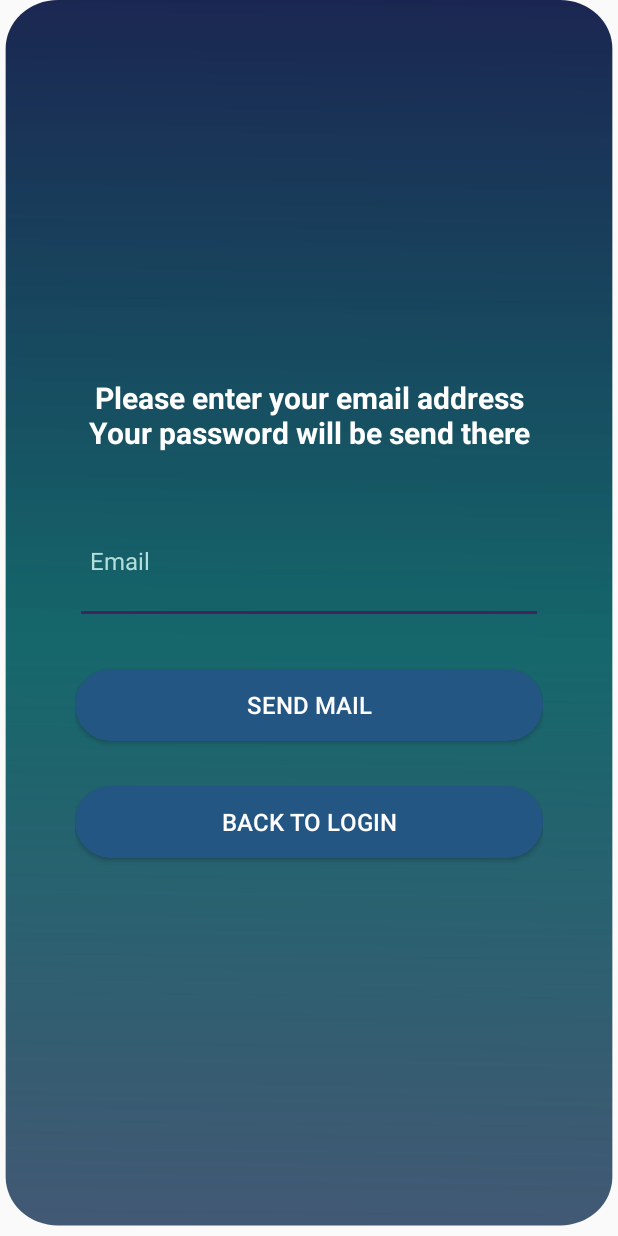
After one commit to symasarc/PawGuards, an Android app: the fragment ForgotPassFragment shown on its own in the app's theme, on a phone screen of 412 x 824 dp. The commit adds this screen. Run offline under Robolectric (Android 15) with nearby library versions, the phone set to English and light mode, and no system bars; our stand-ins replace Firebase (no records; nobody signed in at launch, a user with empty details on screens opened directly); 2 statements that could not run were skipped.

Commit message:
Forgot password activity eklendi.

```diff
--- a/app/src/main/java/com/example/pawguards/fragments/CreateAccountFragment.java
+++ b/app/src/main/java/com/example/pawguards/fragments/CreateAccountFragment.java
@@ -112,7 +112,7 @@ public class CreateAccountFragment extends Fragment {
                 String surname = surnameSignUp.getText().toString();
                 String email = emailSignUp.getText().toString();
                 String password = passwordSignUp.getText().toString();
-                String confirmPassword = passwordSignUp.getText().toString();
+                String confirmPassword = passConfSignUp.getText().toString();
 
                 if (name.isEmpty() || name.equals(" ")) {
                     nameSignUp.setError("Please input valid name");
--- /dev/null
+++ b/app/src/main/java/com/example/pawguards/fragments/ForgotPassFragment.java
@@ -0,0 +1,106 @@
+package com.example.pawguards.fragments;
+
+import android.os.Bundle;
+
+import androidx.annotation.NonNull;
+import androidx.annotation.Nullable;
+import androidx.fragment.app.Fragment;
+import androidx.fragment.app.FragmentTransaction;
+
+import android.view.LayoutInflater;
+import android.view.View;
+import android.view.ViewGroup;
+import android.widget.Button;
+import android.widget.EditText;
+import android.widget.Toast;
+
+import com.example.pawguards.R;
+import com.google.android.gms.tasks.OnCompleteListener;
+import com.google.android.gms.tasks.Task;
+import com.google.firebase.auth.FirebaseAuth;
+
+
+public class ForgotPassFragment extends Fragment {
+
+    private EditText forgottenmailText;
+    private Button sendEmailForgotBTN;
+    private Button backToLoginBtn;
+    private FirebaseAuth auth;
+
+
+
+    public ForgotPassFragment() {
+        // Required empty public constructor
+    }
+
+    @Override
+    public void onCreate(Bundle savedInstanceState) {
+        super.onCreate(savedInstanceState);
+    }
+
+    @Override
+    public View onCreateView(LayoutInflater inflater, ViewGroup container,
+                             Bundle savedInstanceState) {
+        // Inflate the layout for this fragment
+        return inflater.inflate(R.layout.fragment_forgot_pass, container, false);
+    }
+
+    @Override
+    public void onViewCreated(@NonNull View view, @Nullable Bundle savedInstanceState) {
+        super.onViewCreated(view, savedInstanceState);
+
+        init(view);
+
+        clickListener();
+
+        auth = FirebaseAuth.getInstance();
+        forgottenmailText.setText(getArguments().getString("email"));
+    }
+
+    private void init(View view) {
+
+        forgottenmailText = view.findViewById(R.id.forgottenmailText);
+        sendEmailForgotBTN = view.findViewById(R.id.sendMailBtn);
+        backToLoginBtn = view.findViewById(R.id.backToLoginBtn);
+
+    }
+
+    private void clickListener() {
+
+        backToLoginBtn.setOnClickListener(new View.OnClickListener() {
+            @Override
+            public void onClick(View v) {
+                Fragment fragment = new LoginFragment();
+                FragmentTransaction fragmentTransaction = getActivity().getSupportFragmentManager().beginTransaction();
+                fragmentTransaction.setCustomAnimations(android.R.anim.fade_in, android.R.anim.fade_out);
+                fragmentTransaction.replace(R.id.container, fragment);
+                fragmentTransaction.commit();
+            }
+        });
+
+
+        sendEmailForgotBTN.setOnClickListener(new View.OnClickListener() {
+            @Override
+            public void onClick(View v) {
+                String email = forgottenmailText.getText().toString();
+                if (email.isEmpty()) {
+                    forgottenmailText.setError("Please enter your email");
+                    forgottenmailText.requestFocus();
+                } else {
+                    auth.sendPasswordResetEmail(email).addOnCompleteListener(new OnCompleteListener<Void>() {
+                        @Override
+                        public void onComplete(@NonNull Task<Void> task) {
+                            Toast.makeText(getActivity().getApplicationContext(), "Email sent", Toast.LENGTH_SHORT).show();
+                            Fragment fragment = new LoginFragment();
+                            FragmentTransaction fragmentTransaction = getActivity().getSupportFragmentManager().beginTransaction();
+                            fragmentTransaction.setCustomAnimations(android.R.anim.fade_in, android.R.anim.fade_out);
+                            fragmentTransaction.replace(R.id.container, fragment);
+                            fragmentTransaction.commit();
+                        }
+                    });
+                }
+            }
+        });
+    }
+
+}
--- /dev/null
+++ b/app/src/main/res/layout/fragment_forgot_pass.xml
@@ -0,0 +1,55 @@
+<?xml version="1.0" encoding="utf-8"?>
+<LinearLayout xmlns:android="http://schemas.android.com/apk/res/android"
+    xmlns:tools="http://schemas.android.com/tools"
+    android:layout_width="match_parent"
+    android:layout_height="match_parent"
+    tools:context=".fragments.ForgotPassFragment"
+    android:background="@drawable/login_background0"
+    android:paddingRight="50dp"
+    android:paddingLeft="50dp"
+    android:orientation="vertical"
+    android:gravity="center">
+
+    <!-- TODO: Email taking screen for forgotten passwords -->
+
+    <TextView
+        android:layout_width="match_parent"
+        android:layout_height="wrap_content"
+        android:layout_marginBottom="30dp"
+        android:text="@string/hello_blank_fragment"
+        android:textAlignment="center"
+        android:textColor="@color/colorPrimary"
+        android:textSize="20sp"
+        android:textStyle="bold" />
+
+    <EditText
+        android:id="@+id/forgottenmailText"
+        android:layout_width="match_parent"
+        android:layout_height="84dp"
+        android:hint="@string/email"
+        android:inputType="textEmailAddress"
+        android:padding="10dp"
+        android:textColorHint="#B2DFDB"
+        android:textSize="16sp" />
+
+    <Button
+        android:id="@+id/sendMailBtn"
+        android:layout_width="match_parent"
+        android:layout_height="wrap_content"
+        android:layout_marginTop="30dp"
+        android:background="@drawable/login_btn"
+        android:text="@string/send_mail"
+        android:textColor="@color/colorPrimary"
+        android:textSize="16sp" />
+
+    <Button
+        android:id="@+id/backToLoginBtn"
+        android:layout_width="match_parent"
+        android:layout_height="wrap_content"
+        android:layout_marginTop="30dp"
+        android:background="@drawable/login_btn"
+        android:text="@string/back_to_login"
+        android:textColor="@color/colorPrimary"
+        android:textSize="16sp" />
+
+</LinearLayout>
--- a/app/src/main/res/values/strings.xml
+++ b/app/src/main/res/values/strings.xml
@@ -1,7 +1,7 @@
 <resources>
     <string name="app_name">Paw Guards</string>
     <!-- TODO: Remove or change this placeholder text -->
-    <string name="hello_blank_fragment">Hello blank fragment</string>
+    <string name="hello_blank_fragment">Please enter your email address\nYour password will be send there</string>
     <string name="title_activity_replacer">ReplacerActivity</string>
     <!-- Strings used for fragments for navigation -->
     <string name="first_fragment_label">First Fragment</string>
@@ -50,4 +50,7 @@
     <string name="title_dashboard">Dashboard</string>
     <string name="title_notifications">Notifications</string>
     <string name="default_web_client_id" translatable="false">582233272674-871q8bbiom3qa2bm3j4gv50rfv42i8mr.apps.googleusercontent.com</string>
+    <string name="email">Email</string>
+    <string name="send_mail">Send mail</string>
+    <string name="back_to_login">Back to Login</string>
 </resources>
```
Also changed, not shown: app/src/main/java/com/example/pawguards/fragments/LoginFragment.java (+17 -3 lines).
